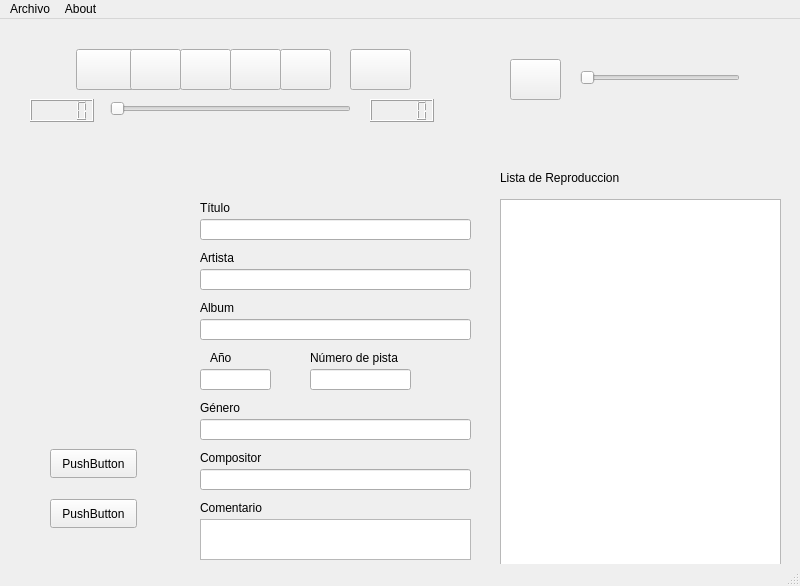
The window that UI/mainWindows.ui (acs-um/mp3TagEditor) describes before a commit, drawn with Qt 5.
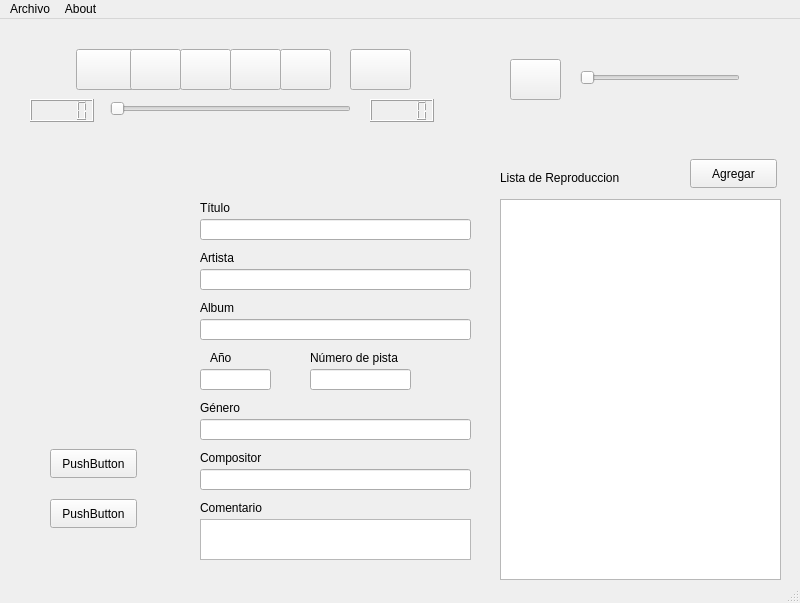
The same window after the commit. Icons and pictures are not drawn.

The edit to the form file:
```diff
--- a/UI/mainWindows.ui
+++ b/UI/mainWindows.ui
@@ -7,7 +7,7 @@
     <x>0</x>
     <y>0</y>
     <width>800</width>
-    <height>586</height>
+    <height>603</height>
    </rect>
   </property>
   <property name="maximumSize">
@@ -482,6 +482,19 @@
      <enum>Qt::Horizontal</enum>
     </property>
    </widget>
+   <widget class="QPushButton" name="btnAdd">
+    <property name="geometry">
+     <rect>
+      <x>690</x>
+      <y>140</y>
+      <width>87</width>
+      <height>29</height>
+     </rect>
+    </property>
+    <property name="text">
+     <string>Agregar</string>
+    </property>
+   </widget>
    <zorder>btnPrev</zorder>
    <zorder>btnPlay</zorder>
    <zorder>btnNext</zorder>
```
Left out of the diff: 1 changed line with no effect on the pictures.
